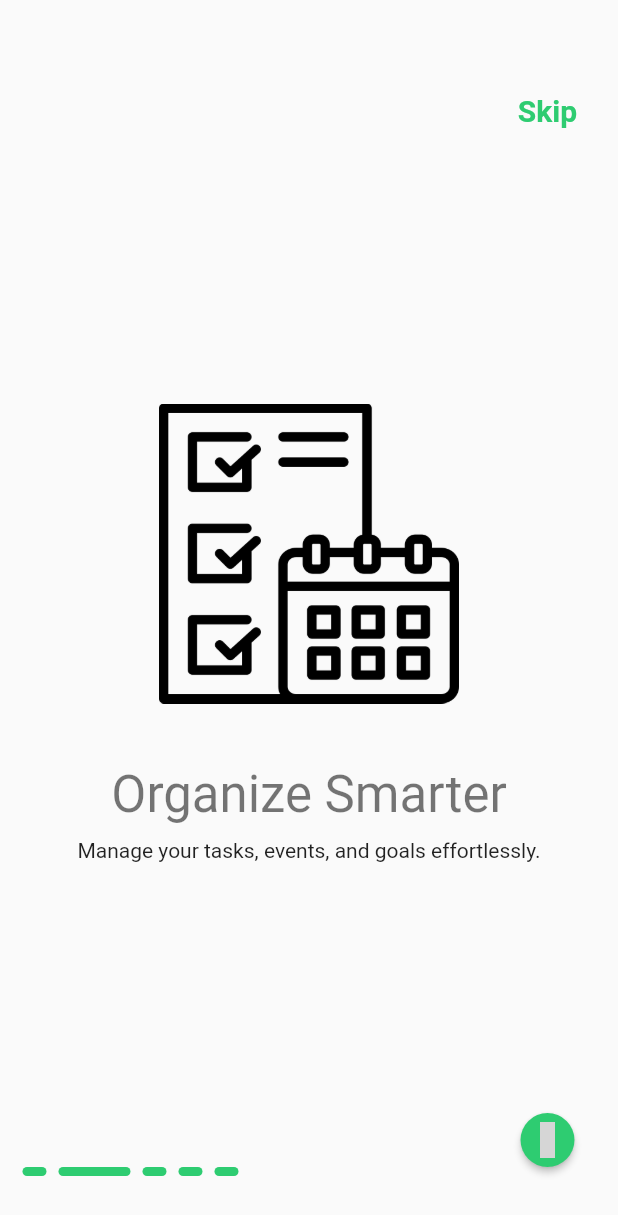
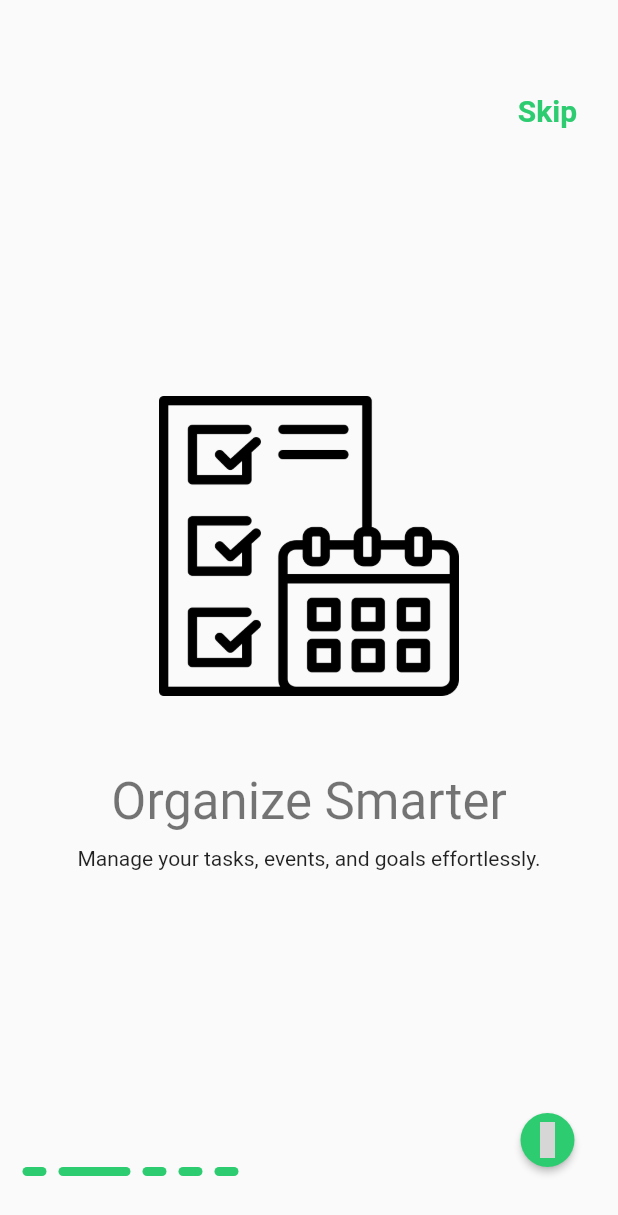
Before and after one commit to learnwithmotaleb/sonia_app, a Flutter app: the screen it shows after launch, swiped to page 2, on a phone screen of 412 x 824 dp. Shown: the top 1215 px of the screen. Run offline on Flutter 3.47's test engine with Material 3 defaults, Android fonts, the phone set to English and light mode, and no system bars; drawn by our look-alikes of smooth_page_indicator; our stand-ins replace animate_do, firebase_core, geocoding, geolocator, get, google_maps_flutter and 5 more; missing offline and left inert: custom_info_window, flutter_avif; accounts and stored records are empty; project files that could hold a hidden picture were left out; grey boxes are pictures that could not be loaded.

Commit message:
Initial commit

```diff
--- a/lib/app/presentation/onboading_screen/Widget/onboading_page.dart
+++ b/lib/app/presentation/onboading_screen/Widget/onboading_page.dart
@@ -26,7 +26,7 @@ class OnBoardingPage extends StatelessWidget {
               fit: BoxFit.fill,
               image: AssetImage(image)),
 
-          SizedBox(height: 40,),
+          SizedBox(height: 50,),
 
           Text(
             title,
```
Also changed, not shown: public/fonts/fa-brands-400.svg (added), public/fonts/fa-brands-400.ttf (added), public/fonts/fa-regular-400.svg (added), public/fonts/fa-regular-400.ttf (added), public/fonts/fa-solid-900.svg (added), public/fonts/fa-solid-900.ttf (added), 12 other files.
